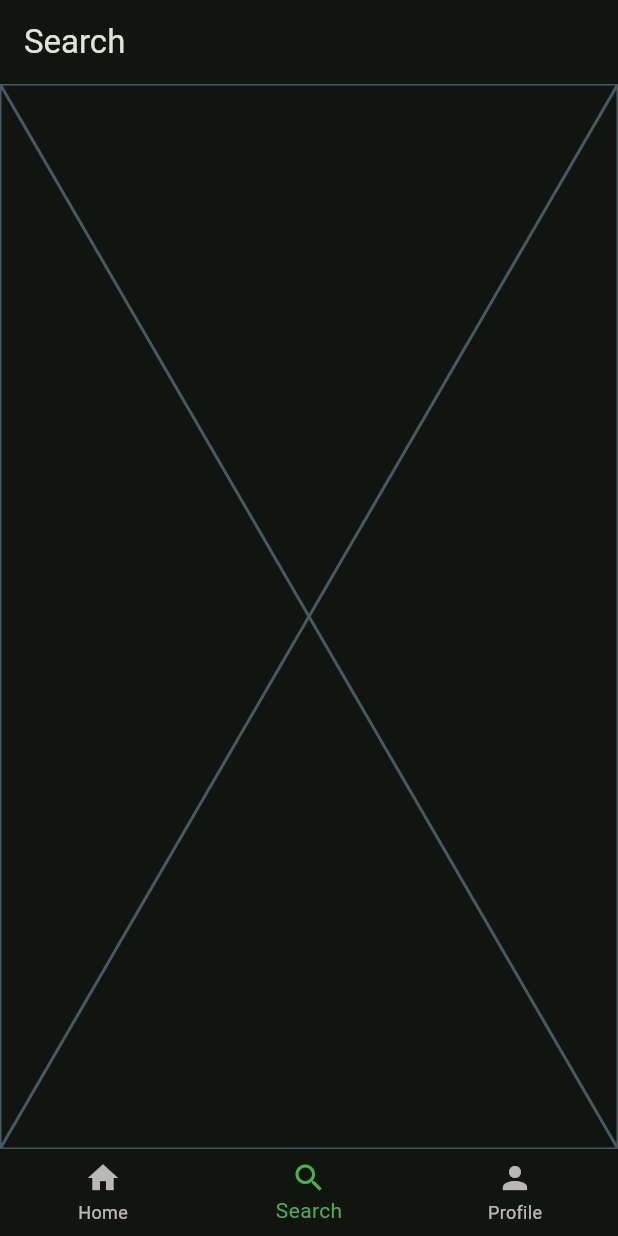
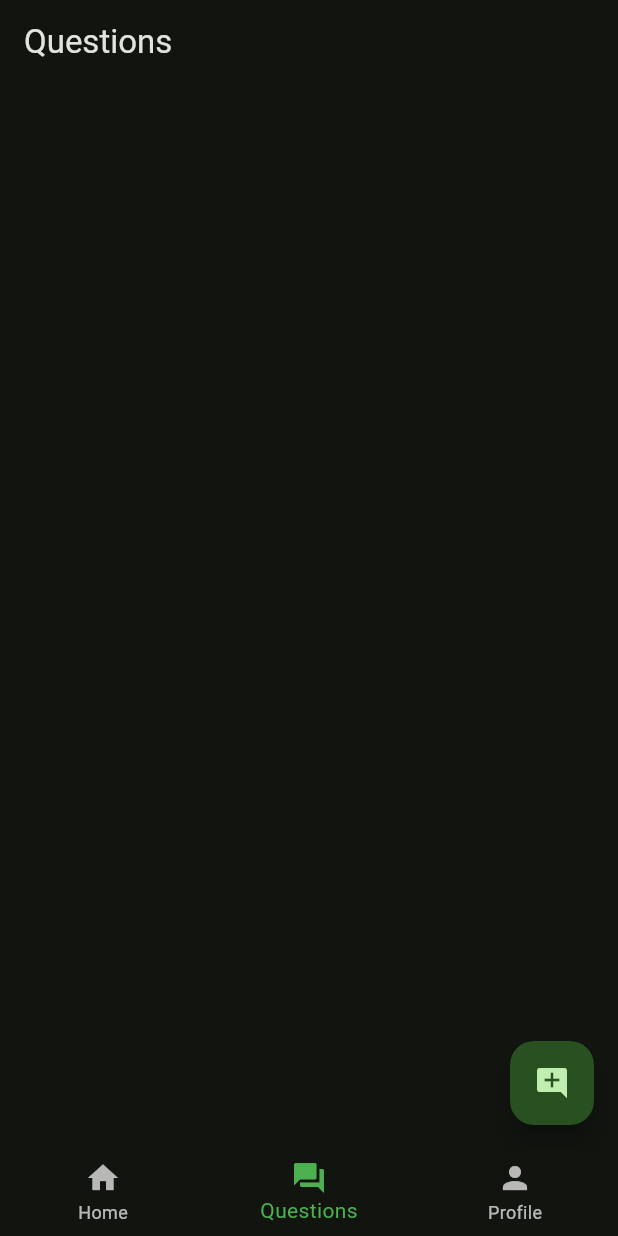
Before and after one commit to Somnathumapathi/Status200, a Flutter app: the screen it shows once a user with an empty profile is signed in, item 2 of the bottom bar chosen, on a phone screen of 412 x 824 dp. Run offline on Flutter 3.47's test engine with Material 3 defaults, Android fonts, the light colour scheme and no system bars; our stand-ins replace cloud_firestore, firebase_auth, firebase_core, firebase_storage, get; missing offline and left inert: neopop; accounts and stored records are empty.

Commit message:
Did some changes

```diff
--- a/lib/views/screens/my_app.dart
+++ b/lib/views/screens/my_app.dart
@@ -14,7 +14,7 @@ class MyApp extends StatefulWidget {
 class _MyAppState extends State<MyApp> {
   int _screenIndex = 0;
 
-  List<String> _title = ['Home', 'Search', 'Profile'];
+  List<String> _title = ['Home', 'Questions', 'Profile'];
 
   List<Widget> _screens = [HomeScreen(), QuestionScreen(), ProfileScreen()];
   void onTapped(int index) {
@@ -37,7 +37,8 @@ class _MyAppState extends State<MyApp> {
         currentIndex: _screenIndex,
         items: [
           BottomNavigationBarItem(icon: Icon(Icons.home), label: _title[0]),
-          BottomNavigationBarItem(icon: Icon(Icons.search), label: _title[1]),
+          BottomNavigationBarItem(
+              icon: Icon(Icons.question_answer), label: _title[1]),
           BottomNavigationBarItem(icon: Icon(Icons.person), label: _title[2]),
         ],
         onTap: onTapped,
--- a/lib/views/screens/questions_screen.dart
+++ b/lib/views/screens/questions_screen.dart
@@ -1,11 +1,18 @@
 import 'package:flutter/foundation.dart';
 import 'package:flutter/material.dart';
+import 'package:get/get.dart';
+import 'package:status200/views/widgets/addquestiondialog.dart';
 
 class QuestionScreen extends StatelessWidget {
   const QuestionScreen({super.key});
 
   @override
   Widget build(BuildContext context) {
-    return const Placeholder();
+    return Scaffold(
+      floatingActionButton: FloatingActionButton(
+        onPressed: () => Get.dialog(AddQuestionDialog()),
+        child: Icon(Icons.add_comment),
+      ),
+    );
   }
 }
```
Also changed, not shown: lib/views/screens/home_screen.dart (+4 -4 lines), lib/views/widgets/addquestiondialog.dart (+21 -0 lines).
